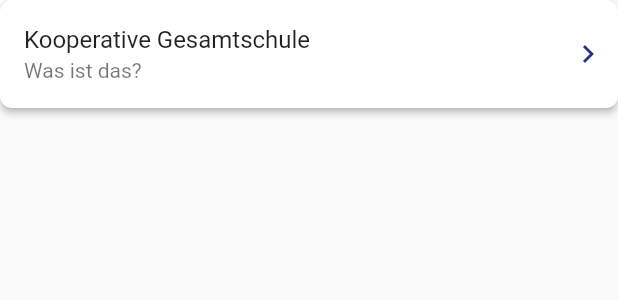
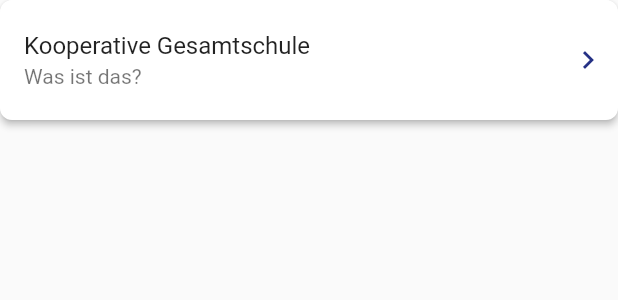
Before and after one commit to k0ncode/sar, a Flutter app: the ArticleCard widget shown alone on an empty page, opened directly, on a phone screen of 412 x 824 dp. Shown: the top 300 px of the screen. Run offline on Flutter 3.47's test engine with Material 2 defaults, Android fonts, the phone set to English and light mode, and no system bars; our stand-ins replace cached_network_image, package_info; network calls fail.

Commit message:
third try opencontainer animation

```diff
--- a/sar/lib/design/widgets/article_card_widget.dart
+++ b/sar/lib/design/widgets/article_card_widget.dart
@@ -1,14 +1,12 @@
 import 'package:flutter/material.dart';
 import 'package:animations/animations.dart';
 import 'package:sar/design/theme.dart';
-
-// TODO: Abstand zwischen Widgets verkleinern, Oben und unten ein bisschen Platz hinzufügen
 
 class ArticleCard extends StatelessWidget {
   final String title; // Überschrift der Card
   final String text; // Text der Card
   final String imageIndex; // Bild der Card (optinal)
-  final Widget article; // Seite zu der der "Weiterlesen"-Button führen soll
+  final Widget article; // Seite die geöffnet werden soll
   const ArticleCard({this.title = "Titel", this.text = "Text...", this.imageIndex = "", required this.article});
 
   @override
@@ -27,12 +25,15 @@ class ArticleCard extends StatelessWidget {
                   fit: BoxFit.cover,
                 ),
               Expanded(
+                child: Padding(
+                  padding: const EdgeInsets.symmetric(vertical: 4),
                   child: ListTile(
                     title: Text(title),
                     subtitle: Text(
                       text,
                       overflow: TextOverflow.ellipsis,
                       maxLines: (imageIndex.isNotEmpty) ? 3 : 1,
+                    ),
                   ),
                 ),
               ),
@@ -45,67 +46,7 @@ class ArticleCard extends StatelessWidget {
         closedShape: RoundedRectangleBorder(borderRadius: BorderRadius.circular(8)),
         openBuilder: (context, openPage()) => article,
       ),
-      padding: const EdgeInsets.only(bottom: 16),
+      padding: const EdgeInsets.only(bottom: 12),
     );
   }
 }
-
-
-// class ArticleCard extends StatelessWidget {
-//   final String title; // Überschrift der Card
-//   final String text; // Text der Card
-//   final String imageIndex; // Bild der Card (optinal)
-//   final Widget article; // Seite zu der der "Weiterlesen"-Button führen soll
-//   const ArticleCard({this.title = "Titel", this.text = "Text...", this.imageIndex = "", required this.article});
-
-//   @override
-//   Widget build(BuildContext context) {
-//     return Column(
-//       children: [
-//         OpenContainer(
-//           closedBuilder: (context, openPage) => InkWell(
-//             child: Stack(
-//               children: [
-//                 Column(
-//                   mainAxisSize: MainAxisSize.min,
-//                   children: [
-//                     SizedBox(height: 8),
-//                     ListTile(
-//                       title: Text(title),
-//                       subtitle: Text(text),
-//                       trailing: Icon(Icons.chevron_right, color: sarBlue),
-//                     ),
-//                     if (imageIndex.isNotEmpty)
-//                       Column(children: [
-//                         SizedBox(height: 8),
-//                         Ink(
-//                           height: 225,
-//                           width: double.infinity,
-//                           decoration: BoxDecoration(
-//                             image: DecorationImage(
-//                               image: AssetImage("assets/image" + imageIndex + ".jpg"),
-//                               fit: BoxFit.fitWidth,
-//                               alignment: Alignment.bottomCenter,
-//                             ),
-//                             borderRadius: BorderRadius.only(bottomLeft: Radius.circular(8), bottomRight: Radius.circular(8)),
-//                           ),
-//                         ),
-//                       ])
-//                     else
-//                       SizedBox(height: 8),
-//                   ],
-//                 ),
-//               ],
-//             ),
-//             onTap: () => openPage(),
-//             borderRadius: BorderRadius.circular(8),
-//           ),
-//           closedShape: RoundedRectangleBorder(borderRadius: BorderRadius.circular(8)),
-//           closedElevation: 2,
-//           openBuilder: (context, openPage) => article,
-//         ),
-//         SizedBox(height: 16),
-//       ],
-//     );
-//   }
-// }
```
Also changed, not shown: sar/lib/pages/informationen/informationen.dart (+16 -15 lines). Lines whose indentation alone changed are shown as unchanged.
